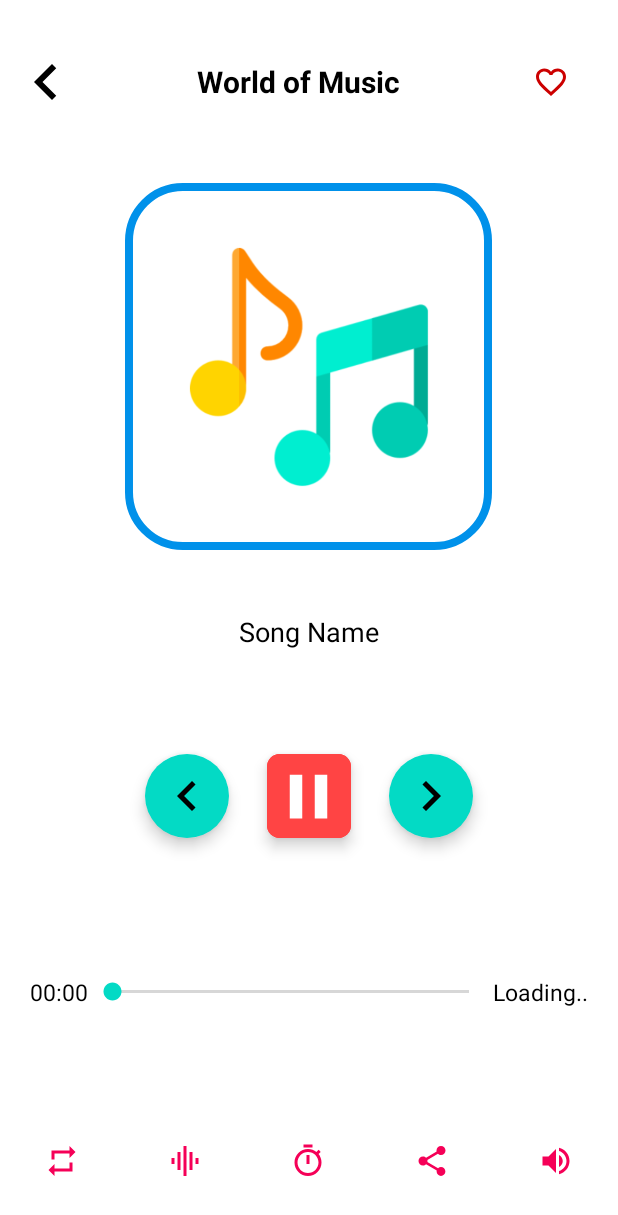
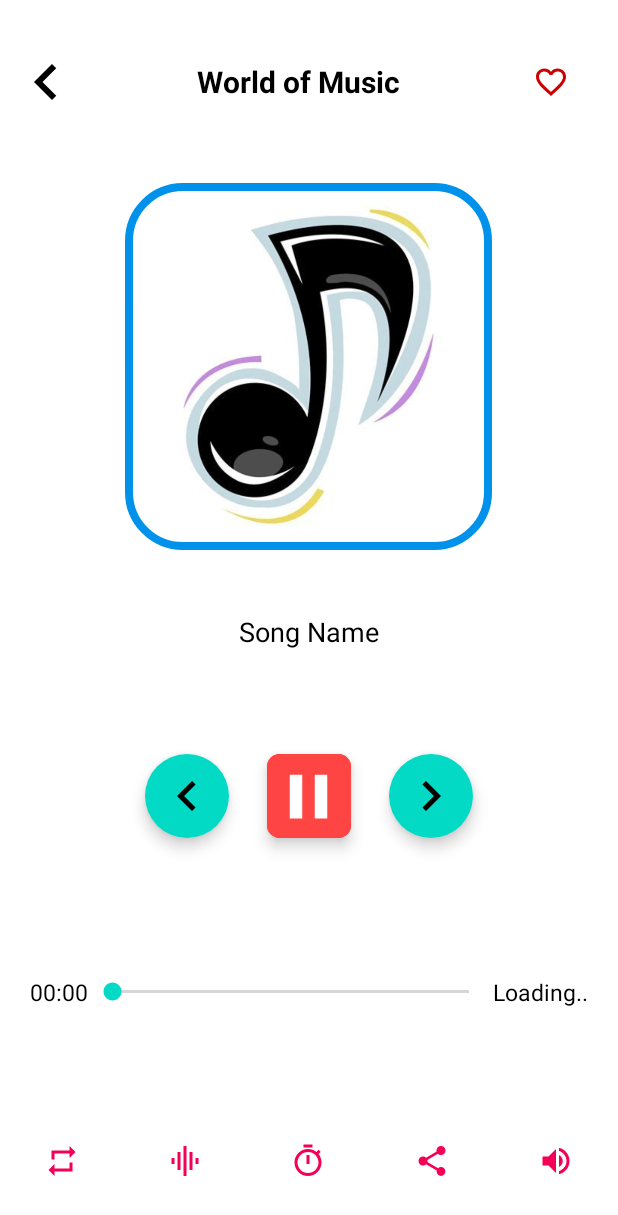
Before and after one commit to AMIRHOSSEINDARVISHI/music__player__finaly, an Android app: the PlayerActivity screen opened directly, with no data from a screen before it, on a phone screen of 412 x 824 dp. Shown: the top 1215 px of the screen. Run offline under Robolectric (Android 15) with nearby library versions, the phone set to English and light mode, and no system bars; pictures from the network do not load.

Commit message:
Commit Activity

```diff
--- a/app/src/main/java/code/with/cal/music__player__finaly/ApplicationClass.kt
+++ b/app/src/main/java/code/with/cal/music__player__finaly/ApplicationClass.kt
@@ -18,9 +18,6 @@ class ApplicationClass:Application() {
         if (Build.VERSION.SDK_INT >= Build.VERSION_CODES.O){
             val notificationChannel = NotificationChannel(CHANNEL_ID, "Now Playing Song", NotificationManager.IMPORTANCE_HIGH)
             notificationChannel.description = "This is a important channel for showing song!!"
-            //for lockscreen -> test this and let me know.
-//            notificationChannel.importance = NotificationManager.IMPORTANCE_HIGH
-//            notificationChannel.lockscreenVisibility = Notification.VISIBILITY_PUBLIC
 
             val notificationManager = getSystemService(NOTIFICATION_SERVICE) as NotificationManager
             notificationManager.createNotificationChannel(notificationChannel)
--- a/app/src/main/java/code/with/cal/music__player__finaly/FavouriteAdapter.kt
+++ b/app/src/main/java/code/with/cal/music__player__finaly/FavouriteAdapter.kt
@@ -36,7 +36,7 @@ class FavouriteAdapter(private val context: Context, private var musicList: Arra
             .apply(RequestOptions().placeholder(R.drawable.music_player_icon_slash_screen).centerCrop())
             .into(holder.image)
 
-        //when play next music is clicked
+        //زمان که دکمه بعدی رو میزنه چیکار کنه
         if(playNext){
             holder.root.setOnClickListener {
                 val intent = Intent(context, PlayerActivity::class.java)
--- a/app/src/main/java/code/with/cal/music__player__finaly/MainActivity.kt
+++ b/app/src/main/java/code/with/cal/music__player__finaly/MainActivity.kt
@@ -163,7 +163,7 @@ class MainActivity : AppCompatActivity() {
         binding.musicRV.adapter = musicAdapter
         binding.totalSongs.text  = "Total Songs : "+musicAdapter.itemCount
 
-        //for refreshing layout on swipe from top
+        //رفرش کردن اهنگ اه وقتی موزیک جدید اد میشه
         binding.refreshLayout.setOnRefreshListener {
             MusicListMA = getAllAudio()
             musicAdapter.updateMusicList(MusicListMA)
--- a/app/src/main/java/code/with/cal/music__player__finaly/Music.kt
+++ b/app/src/main/java/code/with/cal/music__player__finaly/Music.kt
@@ -78,15 +78,14 @@ fun checkPlaylist(playlist: ArrayList<Music>): ArrayList<Music>{
 }
 
  fun setDialogBtnBackground(context: Context, dialog: AlertDialog){
-     //setting button text
+     //کنترل دکمه
      dialog.getButton(android.app.AlertDialog.BUTTON_POSITIVE)?.setTextColor(
          MaterialColors.getColor(context, R.attr.dialogTextColor, Color.WHITE)
      )
      dialog.getButton(android.app.AlertDialog.BUTTON_NEGATIVE)?.setTextColor(
          MaterialColors.getColor(context, R.attr.dialogTextColor, Color.WHITE)
      )
-
-     //setting button background
+    //یادم باشه بر کنترل پنل پک گراند
      dialog.getButton(android.app.AlertDialog.BUTTON_POSITIVE)?.setBackgroundColor(
          MaterialColors.getColor(context, R.attr.dialogBtnBackground, Color.RED)
      )
--- a/app/src/main/java/code/with/cal/music__player__finaly/MusicAdapter.kt
+++ b/app/src/main/java/code/with/cal/music__player__finaly/MusicAdapter.kt
@@ -78,7 +78,6 @@ private val selectionActivity: Boolean = false)
                     binder.detailsTV.setTextColor(Color.WHITE)
                     binder.root.setBackgroundColor(Color.TRANSPARENT)
                     val dDialog = MaterialAlertDialogBuilder(context)
-//                        .setBackground(ColorDrawable(0x99000000.toInt()))
                         .setView(detailsDialog)
                         .setPositiveButton("OK"){self, _ -> self.dismiss()}
                         .setCancelable(false)
--- a/app/src/main/res/drawable/splash_screen.xml
+++ b/app/src/main/res/drawable/splash_screen.xml
@@ -1,5 +1,5 @@
 <?xml version="1.0" encoding="utf-8"?>
 <layer-list xmlns:android="http://schemas.android.com/apk/res/android">
     <item android:drawable="@color/white"/>
-    <item android:drawable="@drawable/music_player_icon_slash_screen" android:gravity="center"/>
+    <item android:drawable="@drawable/img" android:gravity="center"/>
 </layer-list>
--- a/app/src/main/res/layout/activity_player.xml
+++ b/app/src/main/res/layout/activity_player.xml
@@ -58,7 +58,7 @@
         android:layout_height="250dp"
         android:layout_margin="10dp"
         android:padding="5dp"
-        android:src="@drawable/music_player_icon_slash_screen"
+        android:src="@drawable/img"
         app:shapeAppearanceOverlay="@style/curved"
         app:strokeColor="@color/cool_blue"
         app:strokeWidth="5dp"/>
--- a/app/src/main/res/layout/activity_playlist_details.xml
+++ b/app/src/main/res/layout/activity_playlist_details.xml
@@ -55,7 +55,7 @@
             android:id="@+id/playlistImgPD"
             android:layout_width="250dp"
             android:layout_height="match_parent"
-            android:src="@drawable/music_player_icon_slash_screen"/>
+            android:src="@drawable/img"/>
         <TextView
             android:id="@+id/moreInfoPD"
             android:layout_width="match_parent"
--- a/app/src/main/res/layout/favourite_view.xml
+++ b/app/src/main/res/layout/favourite_view.xml
@@ -12,7 +12,7 @@
         android:layout_height="75dp"
         app:shapeAppearanceOverlay="@style/curved"
         android:contentDescription="@string/song_name"
-        android:src="@drawable/music_player_icon_slash_screen"
+        android:src="@drawable/img"
         android:padding="5dp"/>
 
     <TextView
--- a/app/src/main/res/layout/fragment_now_playing.xml
+++ b/app/src/main/res/layout/fragment_now_playing.xml
@@ -14,7 +14,7 @@
         android:layout_marginHorizontal="10dp"
         android:layout_marginVertical="5dp"
         app:shapeAppearanceOverlay="@style/curved"
-        android:src="@drawable/music_player_icon_slash_screen"/>
+        android:src="@drawable/img"/>
 
     <com.google.android.material.floatingactionbutton.ExtendedFloatingActionButton
         android:id="@+id/nextBtnNP"
--- a/app/src/main/res/layout/playlist_view.xml
+++ b/app/src/main/res/layout/playlist_view.xml
@@ -13,7 +13,7 @@
         android:id="@+id/playlistImg"
         android:layout_width="170dp"
         android:layout_height="130dp"
-        android:src="@drawable/music_player_icon_slash_screen"
+        android:src="@drawable/img"
         app:shapeAppearanceOverlay="@style/curved"
         android:contentDescription="@string/song_img"/>
     <TextView
```
Also changed, not shown: app/src/main/java/code/with/cal/music__player__finaly/MusicService.kt (+0 -8 lines), app/src/main/res/drawable/img.png (added), app/src/main/res/drawable/music_player_icon_slash_screen.png (deleted).
